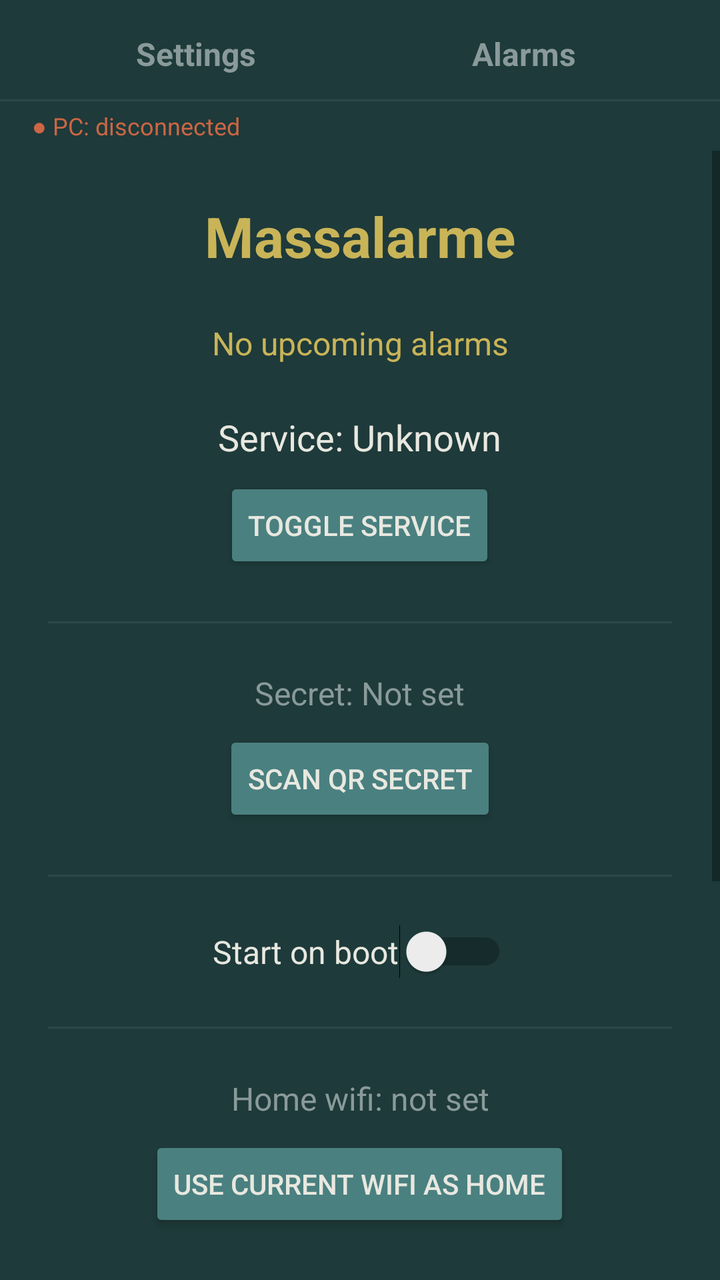
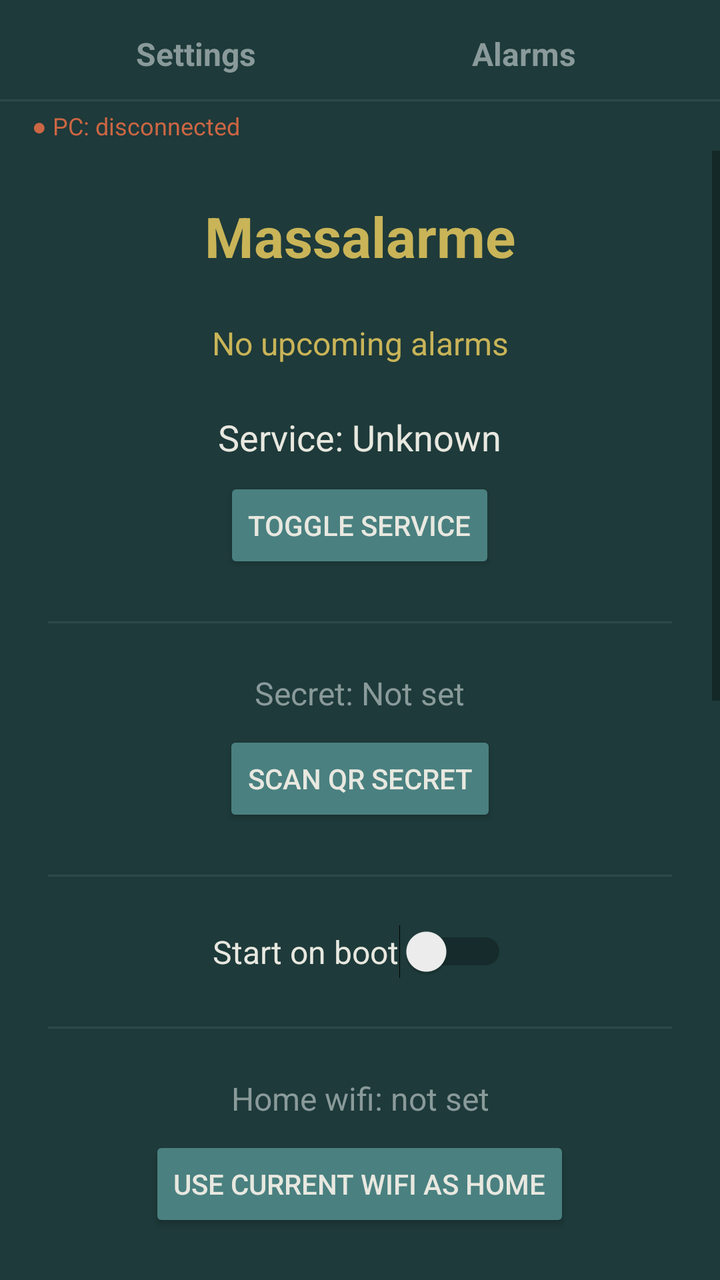

Compare the two renders of this Android layout. The source of the first and the diff that turns it into the second are given below.
<!-- AndroidManifest.xml: application theme Theme.AppCompat.Light.NoActionBar -->
<!-- res/layout/activity_main.xml -->
<?xml version="1.0" encoding="utf-8"?>
<LinearLayout xmlns:android="http://schemas.android.com/apk/res/android"
    android:layout_width="match_parent"
    android:layout_height="match_parent"
    android:orientation="vertical"
    android:background="@color/bg_dark">

    <LinearLayout
        android:layout_width="match_parent"
        android:layout_height="wrap_content"
        android:orientation="horizontal"
        android:paddingStart="16dp"
        android:paddingEnd="16dp"
        android:paddingTop="16dp"
        android:paddingBottom="12dp">

        <TextView
            android:id="@+id/tab_settings"
            android:layout_width="0dp"
            android:layout_height="wrap_content"
            android:layout_weight="1"
            android:text="Settings"
            android:textSize="16sp"
            android:textStyle="bold"
            android:textColor="@color/text_muted"
            android:gravity="center" />

        <TextView
            android:id="@+id/tab_alarms"
            android:layout_width="0dp"
            android:layout_height="wrap_content"
            android:layout_weight="1"
            android:text="Alarms"
            android:textSize="16sp"
            android:textStyle="bold"
            android:textColor="@color/text_muted"
            android:gravity="center" />
    </LinearLayout>

    <View
        android:layout_width="match_parent"
        android:layout_height="1dp"
        android:background="@color/divider" />

    <TextView
        android:id="@+id/ws_status"
        android:layout_width="match_parent"
        android:layout_height="wrap_content"
        android:text="● PC: disconnected"
        android:textSize="12sp"
        android:textColor="@color/ws_disconnected"
        android:paddingStart="16dp"
        android:paddingEnd="16dp"
        android:paddingTop="4dp"
        android:paddingBottom="4dp"
        android:background="@color/bg_dark" />

    <FrameLayout
        android:layout_width="match_parent"
        android:layout_height="0dp"
        android:layout_weight="1">

        <ScrollView
            android:id="@+id/settings_content"
            android:layout_width="match_parent"
            android:layout_height="match_parent"
            android:background="@color/bg_dark">

        <LinearLayout
            android:layout_width="match_parent"
            android:layout_height="wrap_content"
            android:orientation="vertical"
            android:padding="24dp"
            android:gravity="center_horizontal"
            android:background="@color/bg_dark">

            <TextView
                android:layout_width="wrap_content"
                android:layout_height="wrap_content"
                android:text="Massalarme"
                android:textSize="28sp"
                android:textStyle="bold"
                android:textColor="@color/secondary_accent"
                android:layout_marginBottom="24dp" />

            <TextView
                android:id="@+id/next_alarm_status"
                android:layout_width="match_parent"
                android:layout_height="wrap_content"
                android:text="No upcoming alarms"
                android:textSize="16sp"
                android:gravity="center"
                android:textColor="@color/secondary_accent"
                android:layout_marginBottom="24dp" />

            <TextView
                android:id="@+id/service_status"
                android:layout_width="wrap_content"
                android:layout_height="wrap_content"
                android:text="Service: Unknown"
                android:textSize="18sp"
                android:textColor="@color/text_primary"
                android:layout_marginBottom="8dp" />

            <Button
                android:id="@+id/service_toggle"
                android:layout_width="wrap_content"
                android:layout_height="wrap_content"
                android:text="Toggle Service"
                android:backgroundTint="@color/primary_accent"
                android:textColor="@color/text_primary"
                android:layout_marginBottom="24dp" />

            <View
                android:layout_width="match_parent"
                android:layout_height="1dp"
                android:background="@color/divider"
                android:layout_marginBottom="24dp" />

            <TextView
                android:id="@+id/secret_status"
                android:layout_width="wrap_content"
                android:layout_height="wrap_content"
                android:text="Secret: Not set"
                android:textSize="16sp"
                android:textColor="@color/text_muted"
                android:layout_marginBottom="8dp" />

            <Button
                android:id="@+id/scan_secret"
                android:layout_width="wrap_content"
                android:layout_height="wrap_content"
                android:text="Scan QR Secret"
                android:backgroundTint="@color/primary_accent"
                android:textColor="@color/text_primary"
                android:layout_marginBottom="24dp" />

            <View
                android:layout_width="match_parent"
                android:layout_height="1dp"
                android:background="@color/divider"
                android:layout_marginBottom="24dp" />

            <Switch
                android:id="@+id/boot_toggle"
                android:layout_width="wrap_content"
                android:layout_height="wrap_content"
                android:text="Start on boot"
                android:textSize="16sp"
                android:textColor="@color/text_primary"
                android:layout_marginBottom="24dp" />

            <View
                android:layout_width="match_parent"
                android:layout_height="1dp"
                android:background="@color/divider"
                android:layout_marginBottom="24dp" />

            
            <TextView
                android:id="@+id/home_wifi_status"
                android:layout_width="match_parent"
                android:layout_height="wrap_content"
                android:text="Home wifi: not set"
                android:textSize="16sp"
                android:gravity="center"
                android:textColor="@color/text_muted"
                android:layout_marginBottom="8dp" />

            <Button
                android:id="@+id/set_home_wifi"
                android:layout_width="wrap_content"
                android:layout_height="wrap_content"
                android:text="Use current wifi as home"
                android:backgroundTint="@color/primary_accent"
                android:textColor="@color/text_primary"
                android:layout_marginBottom="24dp" />

            <View
                android:layout_width="match_parent"
                android:layout_height="1dp"
                android:background="@color/divider"
                android:layout_marginBottom="24dp" />

            <TextView
                android:id="@+id/permissions_status"
                android:layout_width="match_parent"
                android:layout_height="wrap_content"
                android:text="Permissions: checking…"
                android:textSize="16sp"
                android:gravity="center"
                android:textColor="@color/text_muted"
                android:layout_marginBottom="8dp" />

            <Button
                android:id="@+id/grant_permissions"
                android:layout_width="wrap_content"
                android:layout_height="wrap_content"
                android:text="Grant permissions"
                android:backgroundTint="@color/primary_accent"
                android:textColor="@color/text_primary"
                android:layout_marginBottom="24dp" />

            <View
                android:layout_width="match_parent"
                android:layout_height="1dp"
                android:background="@color/divider"
                android:layout_marginBottom="24dp" />

            
            <TextView
                android:id="@+id/readings_status"
                android:layout_width="match_parent"
                android:layout_height="wrap_content"
                android:text="No weigh-ins recorded yet"
                android:textSize="15sp"
                android:gravity="center"
                android:textColor="@color/text_muted"
                android:layout_marginBottom="8dp" />

            <Button
                android:id="@+id/upload_now"
                android:layout_width="wrap_content"
                android:layout_height="wrap_content"
                android:text="Upload now"
                android:backgroundTint="@color/primary_accent"
                android:textColor="@color/text_primary"
                android:layout_marginBottom="8dp" />

            <Button
                android:id="@+id/weigh_now"
                android:layout_width="wrap_content"
                android:layout_height="wrap_content"
                android:text="Listen for scale"
                android:backgroundTint="@color/primary_accent"
                android:textColor="@color/text_primary" />

        </LinearLayout>

        </ScrollView>

        <LinearLayout
            android:id="@+id/alarms_content"
            android:layout_width="match_parent"
            android:layout_height="match_parent"
            android:orientation="vertical"
            android:padding="16dp"
            android:background="@color/bg_dark"
            android:visibility="gone">

            <TextView
                android:id="@+id/alarms_empty"
                android:layout_width="wrap_content"
                android:layout_height="wrap_content"
                android:text="No alarms synced yet"
                android:textSize="16sp"
                android:textColor="@color/text_muted"
                android:layout_gravity="center_horizontal"
                android:layout_marginTop="24dp"
                android:layout_marginBottom="12dp"
                android:visibility="gone" />

            <ScrollView
                android:id="@+id/alarms_scroll"
                android:layout_width="match_parent"
                android:layout_height="0dp"
                android:layout_weight="1"
                android:fillViewport="true">

                <LinearLayout
                    android:id="@+id/alarms_list"
                    android:layout_width="match_parent"
                    android:layout_height="wrap_content"
                    android:orientation="vertical" />
            </ScrollView>

            <Button
                android:id="@+id/alarms_add"
                android:layout_width="wrap_content"
                android:layout_height="wrap_content"
                android:text="+"
                android:textSize="20sp"
                android:textStyle="bold"
                android:backgroundTint="@color/secondary_accent"
                android:textColor="@color/bg_dark"
                android:layout_gravity="center_horizontal"
                android:layout_marginTop="12dp"
                android:layout_marginBottom="4dp" />

            <TextView
                android:id="@+id/alarms_last_sync"
                android:layout_width="wrap_content"
                android:layout_height="wrap_content"
                android:text="Last synced: —"
                android:textSize="14sp"
                android:textColor="@color/text_muted"
                android:layout_marginTop="12dp" />

        </LinearLayout>

    </FrameLayout>

</LinearLayout>
<!-- resources referenced by this layout -->
<resources>
  <color name="bg_dark">#1E3A3A</color>
  <color name="divider">#33688888</color>
  <color name="primary_accent">#4A8080</color>
  <color name="secondary_accent">#C9B458</color>
  <color name="text_muted">#8A9A9A</color>
  <color name="text_primary">#E8E8E0</color>
  <color name="ws_disconnected">#CC6644</color>
</resources>

<!-- the commit's change to res/layout/activity_main.xml (unified diff, before → after) -->
@@ -233,7 +233,101 @@
                 android:layout_height="wrap_content"
                 android:text="Listen for scale"
                 android:backgroundTint="@color/primary_accent"
+                android:textColor="@color/text_primary"
+                android:layout_marginBottom="24dp" />
+
+            <View
+                android:layout_width="match_parent"
+                android:layout_height="1dp"
+                android:background="@color/divider"
+                android:layout_marginBottom="24dp" />
+
+            
+            <TextView
+                android:layout_width="match_parent"
+                android:layout_height="wrap_content"
+                android:text="ONTOPLANO TASKS"
+                android:textColor="@color/text_muted"
+                android:textSize="11sp"
+                android:letterSpacing="0.12"
+                android:gravity="center"
+                android:layout_marginBottom="8dp" />
+
+            <TextView
+                android:layout_width="match_parent"
+                android:layout_height="wrap_content"
+                android:text="Tasks whose title matches this become alarms, shown read-only in the Alarms tab."
+                android:textColor="@color/text_muted"
+                android:textSize="12sp"
+                android:gravity="center"
+                android:layout_marginBottom="10dp" />
+
+            <EditText
+                android:id="@+id/ontoplano_pattern"
+                android:layout_width="match_parent"
+                android:layout_height="wrap_content"
+                android:background="@drawable/time_field"
+                android:hint="^acordar"
+                android:inputType="text"
+                android:padding="14dp"
+                android:singleLine="true"
+                android:textColor="@color/text_primary"
+                android:textColorHint="@color/text_muted"
+                android:textSize="15sp"
+                android:layout_marginBottom="8dp" />
+
+            <LinearLayout
+                android:layout_width="match_parent"
+                android:layout_height="wrap_content"
+                android:orientation="horizontal"
+                android:baselineAligned="false"
+                android:layout_marginBottom="8dp">
+
+                <TextView
+                    android:id="@+id/ontoplano_kind_hard"
+                    android:layout_width="0dp"
+                    android:layout_weight="1"
+                    android:layout_height="wrap_content"
+                    android:background="@drawable/chip_outline"
+                    android:gravity="center"
+                    android:paddingTop="10dp"
+                    android:paddingBottom="10dp"
+                    android:text="Scale"
+                    android:textColor="@color/text_primary"
+                    android:textSize="13sp"
+                    android:layout_marginEnd="8dp" />
+
+                <TextView
+                    android:id="@+id/ontoplano_kind_soft"
+                    android:layout_width="0dp"
+                    android:layout_weight="1"
+                    android:layout_height="wrap_content"
+                    android:background="@drawable/chip_outline"
+                    android:gravity="center"
+                    android:paddingTop="10dp"
+                    android:paddingBottom="10dp"
+                    android:text="A button"
+                    android:textColor="@color/text_primary"
+                    android:textSize="13sp" />
+            </LinearLayout>
+
+            <Button
+                android:id="@+id/ontoplano_save"
+                android:layout_width="wrap_content"
+                android:layout_height="wrap_content"
+                android:text="Apply to PC"
+                android:backgroundTint="@color/primary_accent"
                 android:textColor="@color/text_primary" />
+
+            <TextView
+                android:id="@+id/ontoplano_status"
+                android:layout_width="match_parent"
+                android:layout_height="wrap_content"
+                android:text=""
+                android:textColor="@color/text_muted"
+                android:textSize="12sp"
+                android:gravity="center"
+                android:layout_marginTop="8dp" />
 
         </LinearLayout>
 
@@ -276,9 +370,9 @@
 
             <Button
                 android:id="@+id/alarms_add"
-                android:layout_width="wrap_content"
-                android:layout_height="wrap_content"
-                android:text="+"
+                android:layout_width="match_parent"
+                android:layout_height="wrap_content"
+                android:text="+  Add alarm"
                 android:textSize="20sp"
                 android:textStyle="bold"
                 android:backgroundTint="@color/secondary_accent"
<!-- resource entries referenced after the edit -->
@@ -7,5 +7,29 @@
   <color name="text_muted">#8A9A9A</color>
   <color name="text_primary">#E8E8E0</color>
   <color name="ws_disconnected">#CC6644</color>
+  <!-- drawable chip_outline (drawable) -->
+  <?xml version="1.0" encoding="utf-8"?>
+  <selector xmlns:android="http://schemas.android.com/apk/res/android">
+      <item android:state_selected="true">
+          <shape android:shape="rectangle">
+              <solid android:color="@color/primary_accent" />
+              <corners android:radius="18dp" />
+          </shape>
+      </item>
+      <item>
+          <shape android:shape="rectangle">
+              <solid android:color="@color/input_bg" />
+              <stroke android:width="1dp" android:color="@color/divider" />
+              <corners android:radius="18dp" />
+          </shape>
+      </item>
+  </selector>
+  <!-- drawable time_field (drawable) -->
+  <?xml version="1.0" encoding="utf-8"?>
+  <shape xmlns:android="http://schemas.android.com/apk/res/android" android:shape="rectangle">
+      <solid android:color="@color/input_bg" />
+      <corners android:radius="14dp" />
+  </shape>
+  <color name="input_bg">#253E3E</color>
 </resources>
 
